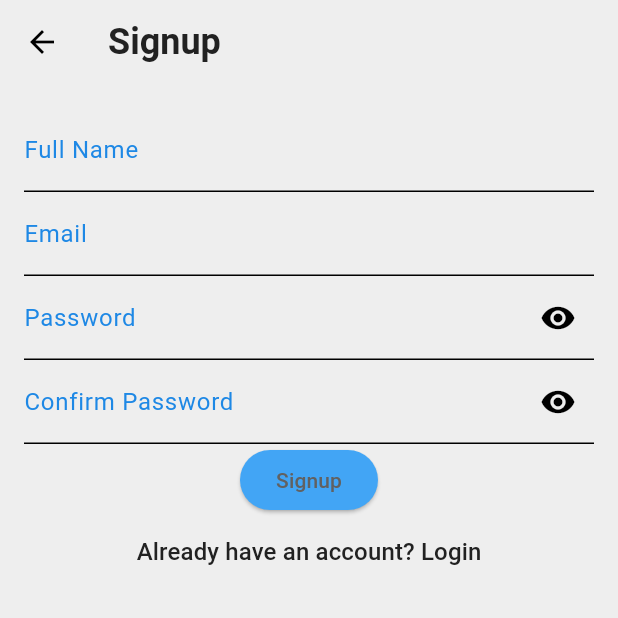
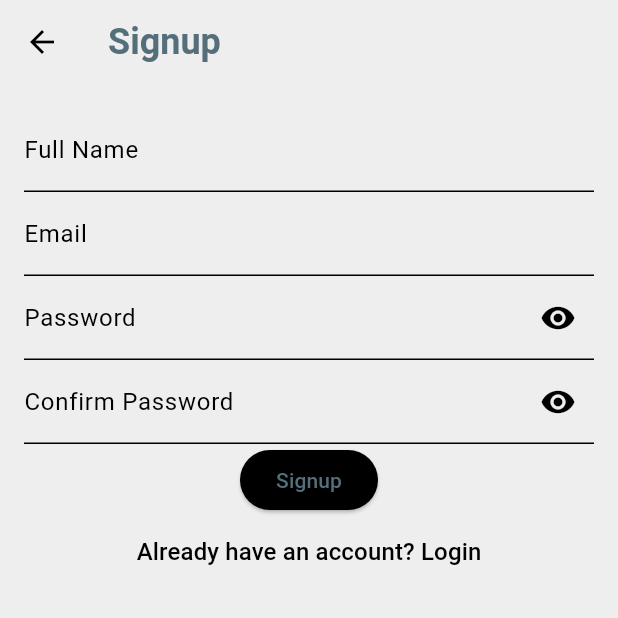
Before and after one commit to Atinuke-Manuels/Easy_Vote, a Flutter app: the SignUpScreen screen opened by its route, on a phone screen of 412 x 824 dp, the top half of it. Run offline on Flutter 3.47's test engine with Material 3 defaults, Android fonts, the phone set to English and light mode, and no system bars; our stand-ins replace cloud_firestore, firebase_auth, firebase_core, fl_chart; accounts and stored records are empty; network calls fail.

Commit message:
feat: Modify app theme.

```diff
--- a/lib/constants/app_colors.dart
+++ /dev/null
@@ -1,51 +0,0 @@
-import 'package:flutter/material.dart';
-
-class AppColors {
-  // Primary color for the app (blue for trust and reliability)
-  static const Color primaryColor = Color(0xFF1E88E5); // Light blue
-  // Secondary color (for buttons and highlights)
-  static const Color secondaryColor = Color(0xFF42A5F5); // Lighter blue
-  // Background color
-  static const Color backgroundColor = Color(0xFFF5F5F5); // Light grey
-  // Card color for content sections
-  static const Color cardColor = Color(0xFFFFFFFF); // White
-  // Error color
-  static const Color errorColor = Color(0xFFD32F2F); // Red
-  // Success color
-  static const Color successColor = Color(0xFF388E3C); // Green
-  // Voter ID color
-  static const Color voterIdColor = Color(0xFF2196F3); // Blue for Voter ID text
-  // Text colors
-  static const Color textColor = Color(0xFF212121); // Dark gray for primary text
-  static const Color subtitleColor = Color(0xFF757575); // Light gray for subtitles
-}
-
-class AppTextStyles {
-  // Text styles
-  static const TextStyle headingStyle = TextStyle(
-    fontSize: 24,
-    fontWeight: FontWeight.bold,
-    color: AppColors.textColor,
-  );
-
-  static const TextStyle subheadingStyle = TextStyle(
-    fontSize: 20,
-    fontWeight: FontWeight.w600,
-    color: AppColors.subtitleColor,
-  );
-
-  static const TextStyle bodyTextStyle = TextStyle(
-    fontSize: 16,
-    color: AppColors.textColor,
-  );
-
-  static const TextStyle errorTextStyle = TextStyle(
-    fontSize: 16,
-    color: AppColors.errorColor,
-  );
-
-  static const TextStyle successTextStyle = TextStyle(
-    fontSize: 16,
-    color: AppColors.successColor,
-  );
-}
--- /dev/null
+++ b/lib/constants/app_text_styles.dart
@@ -0,0 +1,62 @@
+
+
+import 'package:flutter/material.dart';
+
+class AppTextStyles {
+  // Heading style using the primary color
+  static TextStyle headingStyle(BuildContext context) {
+    final colorScheme = Theme.of(context).colorScheme;
+    return TextStyle(
+      fontSize: 24,
+      fontWeight: FontWeight.bold,
+      color: colorScheme.primary,  // Use primary color directly
+    );
+  }
+
+  // Body text style using the onSurface color
+  static TextStyle bodyTextStyle(BuildContext context) {
+    final colorScheme = Theme.of(context).colorScheme;
+    return TextStyle(
+      fontSize: 16,
+      color: colorScheme.onSurface,  // Use onSurface color directly
+    );
+  }
+
+  // Hint text style using the onSurface color
+  static TextStyle hintTextStyle(BuildContext context) {
+    final colorScheme = Theme.of(context).colorScheme;
+    return TextStyle(
+      fontSize: 16,
+      color: colorScheme.onSurface,  // Use onSurface color directly
+    );
+  }
+
+
+  // voter id color
+  static TextStyle voterIdTextStyle(BuildContext context) {
+    final colorScheme = Theme.of(context).colorScheme;
+    return TextStyle(
+      fontSize: 16,
+      fontWeight: FontWeight.bold,
+      color: colorScheme.onSecondary,  // Use onSurface color directly
+    );
+  }
+
+  // Error text style using the error color
+  static TextStyle errorTextStyle(BuildContext context) {
+    final colorScheme = Theme.of(context).colorScheme;
+    return TextStyle(
+      fontSize: 16,
+      color: colorScheme.error,  // Use error color directly
+    );
+  }
+
+  // Success text style (can use tertiary or any other custom color)
+  static TextStyle successTextStyle(BuildContext context) {
+    final colorScheme = Theme.of(context).colorScheme;
+    return TextStyle(
+      fontSize: 16,
+      color: colorScheme.tertiary,  // Use tertiary color
+    );
+  }
+}
--- a/lib/screens/auth/login_option_screen.dart
+++ b/lib/screens/auth/login_option_screen.dart
@@ -1,7 +1,7 @@
 import 'package:easy_vote/widgets/CustomButton.dart';
 import 'package:flutter/material.dart';
 
-import '../../constants/app_colors.dart';
+import '../../constants/app_text_styles.dart';
 
 class LoginOptionScreen extends StatelessWidget {
   const LoginOptionScreen({super.key});
@@ -32,7 +32,7 @@ class LoginOptionScreen extends StatelessWidget {
                 onPressed: () {
                   Navigator.pushReplacementNamed(context, '/signup');
                 },
-                child: const Text('Not registered? Signup', style: AppTextStyles.bodyTextStyle),
+                child: Text('Not registered? Signup', style: AppTextStyles.bodyTextStyle(context)),
               ),
             ],
           ),
--- a/lib/screens/voter/sign_up_screen.dart
+++ b/lib/screens/voter/sign_up_screen.dart
@@ -1,6 +1,6 @@
 import 'package:flutter/material.dart';
 import '../../services/firebase_service.dart';
-import '../../constants/app_colors.dart'; // Import your app colors
+import '../../constants/app_text_styles.dart'; // Import your app colors
 import '../../widgets/CustomButton.dart';
 import '../../widgets/CustomTextField.dart';
 
@@ -34,7 +34,7 @@ class _SignUpScreenState extends State<SignUpScreen> {
 // Submit Signup
   Future<void> _submitSignup() async {
     if (_passwordController.text != _confirmPasswordController.text) {
-      _showSnackBar('Passwords do not match', AppColors.errorColor);
+      _showSnackBar('Passwords do not match', Theme.of(context).colorScheme.error);
       return;
     }
 
@@ -56,7 +56,7 @@ class _SignUpScreenState extends State<SignUpScreen> {
         context: context,
         builder: (BuildContext context) {
           return AlertDialog(
-            title: Text('Signup Successful', style: AppTextStyles.headingStyle),
+            title: Text('Signup Successful', style: AppTextStyles.headingStyle(context)),
             content: RichText(
               text: TextSpan(
                 style: const TextStyle(color: Colors.black),
@@ -64,10 +64,7 @@ class _SignUpScreenState extends State<SignUpScreen> {
                   const TextSpan(text: 'Your Voter ID is: '),
                   TextSpan(
                     text: voterId, // Use the returned voterId
-                    style: const TextStyle(
-                      fontWeight: FontWeight.bold,
-                      color: AppColors.voterIdColor,
-                    ),
+                    style: AppTextStyles.voterIdTextStyle(context)
                   ),
                   const TextSpan(text: '. Please make sure to save it.'),
                 ],
@@ -78,7 +75,7 @@ class _SignUpScreenState extends State<SignUpScreen> {
                 onPressed: () {
                   Navigator.of(context).pop();
                 },
-                child: const Text('OK', style: AppTextStyles.bodyTextStyle),
+                child: Text('OK', style: AppTextStyles.bodyTextStyle(context)),
               ),
             ],
           );
@@ -96,7 +93,7 @@ class _SignUpScreenState extends State<SignUpScreen> {
 
       Navigator.pushReplacementNamed(context, '/');
     } else {
-      _showSnackBar('Signup failed. Please try again.', AppColors.errorColor);
+      _showSnackBar('Signup failed. Please try again.', Theme.of(context).colorScheme.error);
       setState(() {
         _isLoading = false;
       });
@@ -108,7 +105,7 @@ class _SignUpScreenState extends State<SignUpScreen> {
   Widget build(BuildContext context) {
     return Scaffold(
       backgroundColor: Theme.of(context).colorScheme.surface,
-      appBar: AppBar(title: Text('Signup', style: AppTextStyles.headingStyle)),
+      appBar: AppBar(title: Text('Signup', style: AppTextStyles.headingStyle(context))),
       body: Padding(
         padding: const EdgeInsets.all(16.0),
         child: SingleChildScrollView(
@@ -149,7 +146,7 @@ class _SignUpScreenState extends State<SignUpScreen> {
                 onPressed: () {
                   Navigator.pushReplacementNamed(context, '/');
                 },
-                child: Text('Already have an account? Login', style: AppTextStyles.bodyTextStyle),
+                child: Text('Already have an account? Login', style: AppTextStyles.bodyTextStyle(context)),
               ),
             ],
           ),
--- a/lib/themes/dark_mode.dart
+++ b/lib/themes/dark_mode.dart
@@ -1,11 +1,17 @@
+// Define the dark mode theme similarly (optional)
 import 'package:flutter/material.dart';
 
 ThemeData darkMode = ThemeData(
-    colorScheme: ColorScheme.light(
-      surface: Colors.blueGrey.shade400,
-      primary: Colors.blueGrey.shade600,
-      secondary: const Color(0xffaeb3bb),
-      tertiary: Colors.white,
-      inversePrimary: Colors.blueGrey.shade300,
-    )
+      colorScheme: ColorScheme.dark(
+            primary: Colors.blueGrey.shade200,
+            secondary: Colors.grey.shade700,
+            surface: Colors.grey.shade800,
+            error: Colors.red.shade400,
+            onPrimary: Colors.black,
+            onSecondary: Colors.white,
+            onSurface: Colors.white,
+            onError: Colors.black,
+            tertiary: Colors.grey.shade600,
+            inversePrimary: Colors.green,
+      ),
 );
--- a/lib/themes/light_mode.dart
+++ b/lib/themes/light_mode.dart
@@ -1,11 +1,17 @@
 import 'package:flutter/material.dart';
 
+// Define the light mode theme with color scheme
 ThemeData lightMode = ThemeData(
-    colorScheme: ColorScheme.light(
-      surface: Colors.grey.shade200,
-      primary: Colors.grey.shade700,
-      secondary: Colors.grey.shade200,
-      tertiary: Colors.grey.shade800,
-      inversePrimary: Colors.grey.shade900,
-    )
+      colorScheme: ColorScheme.light(
+            primary: Colors.blueGrey.shade600, // Primary color
+            secondary: Colors.grey.shade200,   // Secondary color
+            surface: Colors.grey.shade200,  // Background color
+            error: Colors.red.shade600,        // Error color
+            onPrimary: Colors.white,           // Text on primary color
+            onSecondary: Colors.blue,         // Text on secondary color
+            onSurface: Colors.black,        // Text on background
+            onError: Colors.white,             // Text on error color
+            tertiary: Colors.grey.shade300,    // Custom color (tertiary)
+            inversePrimary: Colors.green // Another custom color
+      ),
 );
--- a/lib/widgets/CustomButton.dart
+++ b/lib/widgets/CustomButton.dart
@@ -1,6 +1,6 @@
 import 'package:flutter/material.dart';
 
-import '../constants/app_colors.dart';
+import '../constants/app_text_styles.dart';
 
 class CustomButton extends StatelessWidget {
   final Function()? onPressed;
@@ -12,10 +12,10 @@ class CustomButton extends StatelessWidget {
   Widget build(BuildContext context) {
     return ElevatedButton(
         onPressed: onPressed,
+      style: ElevatedButton.styleFrom(
+        backgroundColor: Theme.of(context).colorScheme.onSurface, // Use the secondary color for buttons
+      ),
         child: child,
-      style: ElevatedButton.styleFrom(
-        backgroundColor: AppColors.secondaryColor, // Use the secondary color for buttons
-      ),
     );
   }
 }
--- a/lib/widgets/CustomTextField.dart
+++ b/lib/widgets/CustomTextField.dart
@@ -1,5 +1,5 @@
 import 'package:flutter/material.dart';
-import '../../constants/app_colors.dart'; // Import your app colors
+import '../../constants/app_text_styles.dart'; // Import your app colors
 
 class CustomTextField extends StatefulWidget {
   final TextEditingController controller;
@@ -32,7 +32,7 @@ class _CustomTextFieldState extends State<CustomTextField> {
       controller: widget.controller,
       decoration: InputDecoration(
         labelText: widget.labelText,
-        labelStyle: const TextStyle(color: AppColors.primaryColor), // Use the primary color for labels
+        labelStyle: AppTextStyles.hintTextStyle(context), // Use the primary color for labels
         suffixIcon: widget.isPassword || widget.isConfirmPassword
             ? IconButton(
           icon: Icon(
```
Also changed, not shown: lib/screens/admin/admin_login_screen.dart (+8 -8 lines), lib/screens/auth/forgot_password_screen.dart (+8 -10 lines), lib/screens/voter/login_screen.dart (+8 -8 lines).
